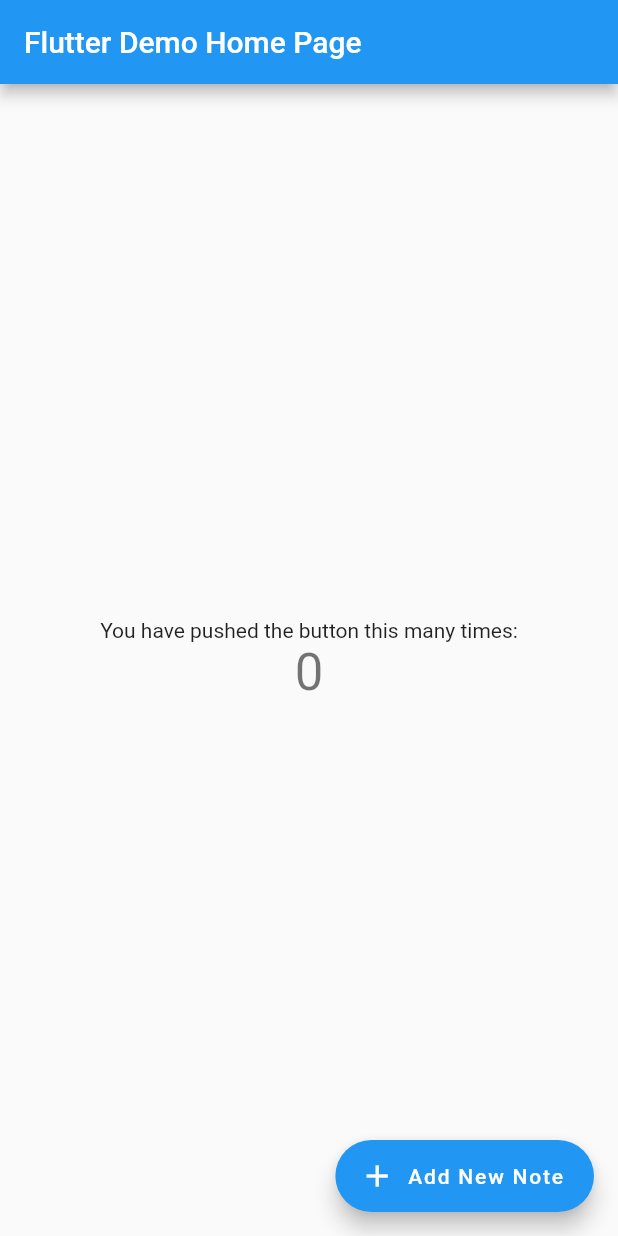
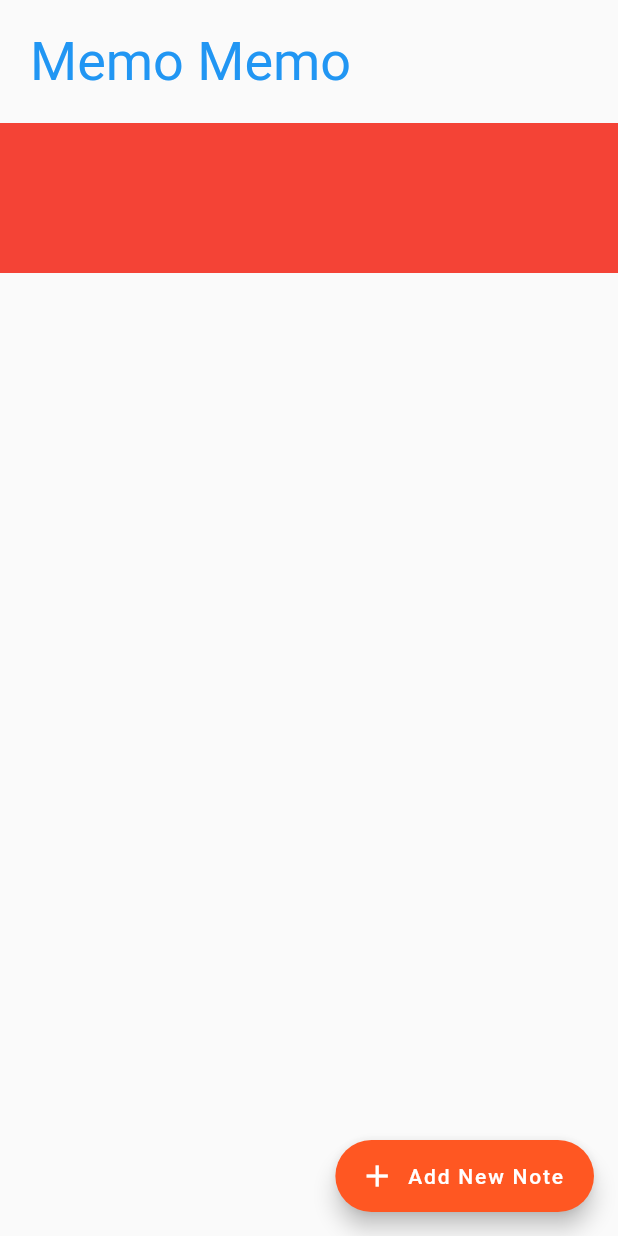
Before and after one commit to Hoonhooney/memo_memo, a Flutter app: the screen it shows after launch, on a phone screen of 412 x 824 dp. Run offline on Flutter 3.47's test engine with Material 2 defaults, Android fonts, the phone set to English and light mode, and no system bars.

Commit message:
ListView 생성

```diff
--- a/lib/main.dart
+++ b/lib/main.dart
@@ -12,8 +12,8 @@ class MyApp extends StatelessWidget {
     return MaterialApp(
       title: 'Flutter Demo',
       theme: ThemeData(
-        primarySwatch: Colors.blue,
-        visualDensity: VisualDensity.adaptivePlatformDensity,
+        primarySwatch: Colors.deepOrange,
+        primaryColor: Colors.white
       ),
       home: MyHomePage(title: 'Flutter Demo Home Page'),
     );
--- a/lib/screens/home.dart
+++ b/lib/screens/home.dart
@@ -23,22 +23,20 @@ class _MyHomePageState extends State<MyHomePage> {
   @override
   Widget build(BuildContext context) {
     return Scaffold(
-      appBar: AppBar(
-        title: Text(widget.title),
-      ),
-      body: Center(
-        child: Column(
-          mainAxisAlignment: MainAxisAlignment.center,
-          children: <Widget>[
-            Text(
-              'You have pushed the button this many times:',
-            ),
-            Text(
-              '$_counter',
-              style: Theme.of(context).textTheme.headline4,
-            ),
-          ],
-        ),
+      body: ListView(
+        physics: BouncingScrollPhysics(),
+        children: <Widget>[
+          Row(
+            children: <Widget>[
+              Padding(
+                padding: EdgeInsets.only(left: 20, top: 20, bottom: 20),
+                child: Text('Memo Memo', style: TextStyle(fontSize: 36,
+                    color: Colors.blue)),
+              )
+            ],
+          ),
+          ...loadMemos()
+        ] ,
       ),
       floatingActionButton: FloatingActionButton.extended(
         onPressed: (){
@@ -52,4 +50,10 @@ class _MyHomePageState extends State<MyHomePage> {
       ), // This trailing comma makes auto-formatting nicer for build methods.
     );
   }
+
+  List<Widget> loadMemos() {
+    List<Widget> memoList = [];
+    memoList.add(Container(color: Colors.red, height: 100,));
+    return memoList;
+  }
 }
```
